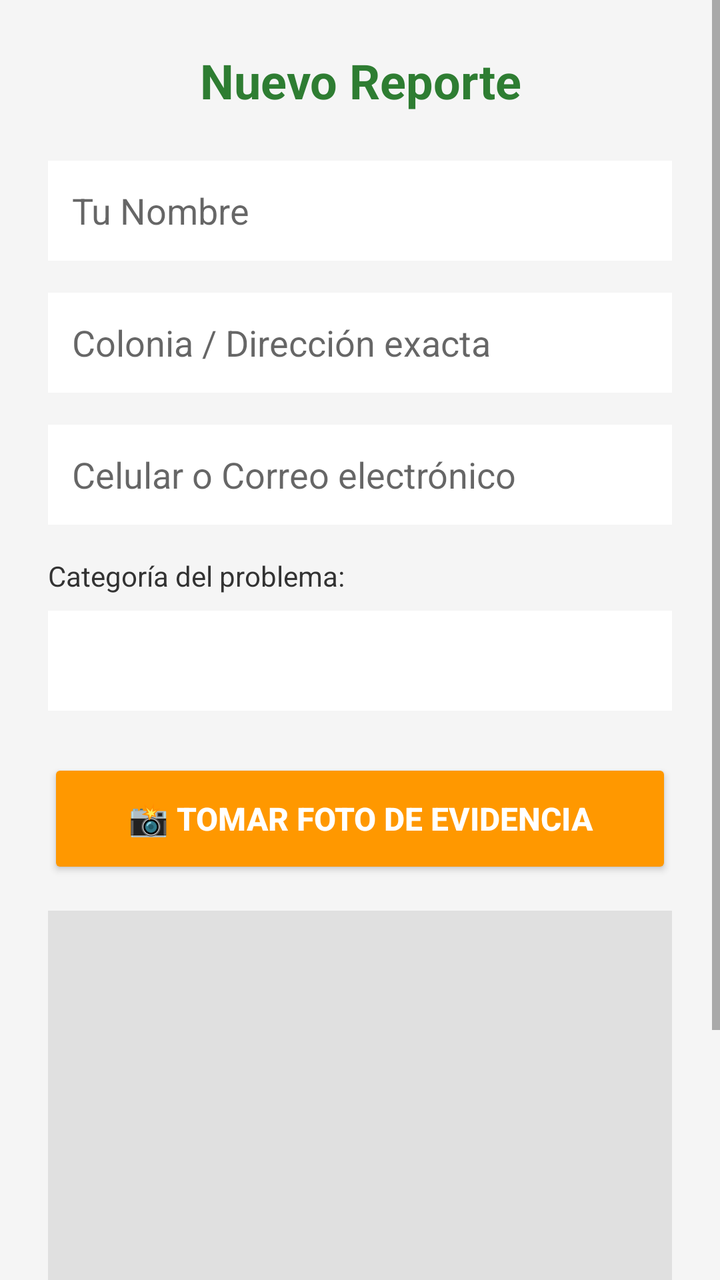
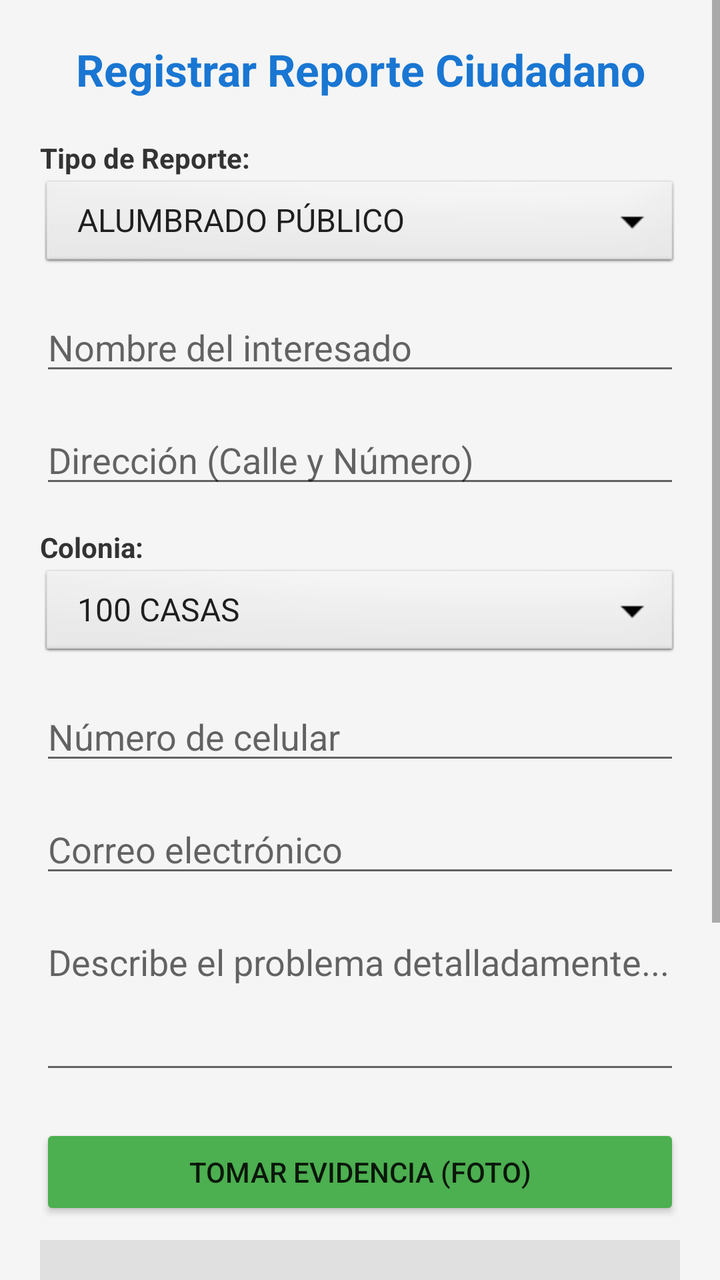

Compare the two renders of this Android layout. The source of the first and the diff that turns it into the second are given below.
<!-- AndroidManifest.xml: application theme Theme.AM_ReporteCiudadano -->
<!-- res/layout/activity_formulario.xml -->
<?xml version="1.0" encoding="utf-8"?>
<ScrollView xmlns:android="http://schemas.android.com/apk/res/android"
    android:id="@+id/main"
    android:layout_width="match_parent"
    android:layout_height="match_parent"
    android:background="#F5F5F5">

    <LinearLayout
        android:layout_width="match_parent"
        android:layout_height="wrap_content"
        android:orientation="vertical"
        android:padding="24dp">

        <TextView
            android:layout_width="match_parent"
            android:layout_height="wrap_content"
            android:text="Nuevo Reporte"
            android:textColor="#2E7D32"
            android:textSize="24sp"
            android:textStyle="bold"
            android:layout_marginBottom="24dp"
            android:gravity="center" />

        <EditText
            android:id="@+id/etNombre"
            android:layout_width="match_parent"
            android:layout_height="50dp"
            android:hint="Tu Nombre"
            android:inputType="textPersonName"
            android:background="#FFFFFF"
            android:padding="12dp"
            android:layout_marginBottom="16dp" />

        <EditText
            android:id="@+id/etDireccion"
            android:layout_width="match_parent"
            android:layout_height="50dp"
            android:hint="Colonia / Dirección exacta"
            android:inputType="textPostalAddress"
            android:background="#FFFFFF"
            android:padding="12dp"
            android:layout_marginBottom="16dp" />

        <EditText
            android:id="@+id/etContacto"
            android:layout_width="match_parent"
            android:layout_height="50dp"
            android:hint="Celular o Correo electrónico"
            android:inputType="text"
            android:background="#FFFFFF"
            android:padding="12dp"
            android:layout_marginBottom="16dp" />

        <TextView
            android:layout_width="match_parent"
            android:layout_height="wrap_content"
            android:text="Categoría del problema:"
            android:textColor="#333333"
            android:layout_marginBottom="8dp"/>

        <Spinner
            android:id="@+id/spinnerCategoria"
            android:layout_width="match_parent"
            android:layout_height="50dp"
            android:background="#FFFFFF"
            android:layout_marginBottom="24dp"/>

        <Button
            android:id="@+id/btnTomarFoto"
            android:layout_width="match_parent"
            android:layout_height="60dp"
            android:text="📸 TOMAR FOTO DE EVIDENCIA"
            android:backgroundTint="#FF9800"
            android:textColor="#FFFFFF"
            android:textSize="16sp"
            android:textStyle="bold"
            android:layout_marginBottom="16dp" />

        <ImageView
            android:id="@+id/imgEvidencia"
            android:layout_width="match_parent"
            android:layout_height="200dp"
            android:scaleType="centerCrop"
            android:background="#E0E0E0"
            android:layout_marginBottom="24dp" />

        <Button
            android:id="@+id/btnEnviarReporte"
            android:layout_width="match_parent"
            android:layout_height="60dp"
            android:text="ENVIAR REPORTE"
            android:backgroundTint="#2E7D32"
            android:textColor="#FFFFFF"
            android:textSize="18sp"
            android:textStyle="bold"
            android:layout_marginBottom="32dp" />

    </LinearLayout>
</ScrollView>
<!-- resources referenced by this layout -->
<resources>
  <!-- unchanged entries left out for length: 7 -->
</resources>

<!-- the commit's change to res/layout/activity_formulario.xml (unified diff, before → after) -->
@@ -9,91 +9,112 @@
         android:layout_width="match_parent"
         android:layout_height="wrap_content"
         android:orientation="vertical"
-        android:padding="24dp">
+        android:padding="20dp">
 
         <TextView
             android:layout_width="match_parent"
             android:layout_height="wrap_content"
-            android:text="Nuevo Reporte"
-            android:textColor="#2E7D32"
-            android:textSize="24sp"
+            android:text="Registrar Reporte Ciudadano"
+            android:textColor="#1976D2"
+            android:textSize="22sp"
             android:textStyle="bold"
-            android:layout_marginBottom="24dp"
-            android:gravity="center" />
+            android:gravity="center"
+            android:layout_marginBottom="20dp" />
+
+        <TextView
+            android:layout_width="wrap_content"
+            android:layout_height="wrap_content"
+            android:text="Tipo de Reporte:"
+            android:textStyle="bold"
+            android:textColor="#333333"/>
+        <Spinner
+            android:id="@+id/spinnerTipo"
+            android:layout_width="match_parent"
+            android:layout_height="48dp"
+            android:layout_marginBottom="15dp"
+            android:entries="@array/categorias_reporte"
+            android:background="@android:drawable/btn_dropdown"/>
 
         <EditText
             android:id="@+id/etNombre"
             android:layout_width="match_parent"
-            android:layout_height="50dp"
-            android:hint="Tu Nombre"
+            android:layout_height="wrap_content"
+            android:hint="Nombre del interesado"
             android:inputType="textPersonName"
-            android:background="#FFFFFF"
-            android:padding="12dp"
-            android:layout_marginBottom="16dp" />
+            android:layout_marginBottom="15dp"/>
 
         <EditText
             android:id="@+id/etDireccion"
             android:layout_width="match_parent"
-            android:layout_height="50dp"
-            android:hint="Colonia / Dirección exacta"
+            android:layout_height="wrap_content"
+            android:hint="Dirección (Calle y Número)"
             android:inputType="textPostalAddress"
-            android:background="#FFFFFF"
-            android:padding="12dp"
-            android:layout_marginBottom="16dp" />
+            android:layout_marginBottom="15dp"/>
+
+        <TextView
+            android:layout_width="wrap_content"
+            android:layout_height="wrap_content"
+            android:text="Colonia:"
+            android:textStyle="bold"
+            android:textColor="#333333"/>
+        <Spinner
+            android:id="@+id/spinnerColonia"
+            android:layout_width="match_parent"
+            android:layout_height="48dp"
+            android:layout_marginBottom="15dp"
+            android:entries="@array/colonias_guaymas"
+            android:background="@android:drawable/btn_dropdown"/>
 
         <EditText
-            android:id="@+id/etContacto"
-            android:layout_width="match_parent"
-            android:layout_height="50dp"
-            android:hint="Celular o Correo electrónico"
-            android:inputType="text"
-            android:background="#FFFFFF"
-            android:padding="12dp"
-            android:layout_marginBottom="16dp" />
-
-        <TextView
+            android:id="@+id/etCelular"
             android:layout_width="match_parent"
             android:layout_height="wrap_content"
-            android:text="Categoría del problema:"
-            android:textColor="#333333"
-            android:layout_marginBottom="8dp"/>
+            android:hint="Número de celular"
+            android:inputType="phone"
+            android:layout_marginBottom="15dp"/>
 
-        <Spinner
-            android:id="@+id/spinnerCategoria"
+        <EditText
+            android:id="@+id/etCorreo"
             android:layout_width="match_parent"
-            android:layout_height="50dp"
-            android:background="#FFFFFF"
-            android:layout_marginBottom="24dp"/>
+            android:layout_height="wrap_content"
+            android:hint="Correo electrónico"
+            android:inputType="textEmailAddress"
+            android:layout_marginBottom="15dp"/>
+
+        <EditText
+            android:id="@+id/etDescripcion"
+            android:layout_width="match_parent"
+            android:layout_height="wrap_content"
+            android:hint="Describe el problema detalladamente..."
+            android:inputType="textMultiLine"
+            android:lines="3"
+            android:gravity="top"
+            android:layout_marginBottom="20dp"/>
 
         <Button
-            android:id="@+id/btnTomarFoto"
+            android:id="@+id/btnCamara"
             android:layout_width="match_parent"
-            android:layout_height="60dp"
-            android:text="📸 TOMAR FOTO DE EVIDENCIA"
-            android:backgroundTint="#FF9800"
-            android:textColor="#FFFFFF"
-            android:textSize="16sp"
-            android:textStyle="bold"
-            android:layout_marginBottom="16dp" />
+            android:layout_height="wrap_content"
+            android:text="Tomar Evidencia (Foto)"
+            android:backgroundTint="#4CAF50"
+            android:layout_marginBottom="10dp"/>
 
         <ImageView
             android:id="@+id/imgEvidencia"
             android:layout_width="match_parent"
-            android:layout_height="200dp"
+            android:layout_height="180dp"
+            android:layout_marginBottom="20dp"
             android:scaleType="centerCrop"
             android:background="#E0E0E0"
-            android:layout_marginBottom="24dp" />
+            android:visibility="visible"/>
 
         <Button
-            android:id="@+id/btnEnviarReporte"
+            android:id="@+id/btnEnviar"
             android:layout_width="match_parent"
-            android:layout_height="60dp"
-            android:text="ENVIAR REPORTE"
-            android:backgroundTint="#2E7D32"
-            android:textColor="#FFFFFF"
-            android:textSize="18sp"
-            android:textStyle="bold"
-            android:layout_marginBottom="32dp" />
+            android:layout_height="wrap_content"
+            android:text="Enviar Reporte Oficial"
+            android:backgroundTint="#1976D2"
+            android:textSize="16sp"/>
 
     </LinearLayout>
 </ScrollView>
<!-- resource entries referenced after the edit -->
@@ -1,5 +1,176 @@
 <!-- resources referenced by this layout -->
 <resources>
+  <string-array name="categorias_reporte">
+          <item>ALUMBRADO PÚBLICO</item>
+          <item>ANIMALES CALLEJEROS O EN SITUACIÓN DE ABANDONO</item>
+          <item>BACHES</item>
+          <item>BASURA O ESCOMBRO</item>
+          <item>FUMIGACIÓN O PLAGAS</item>
+          <item>FUGAS O DRENAJE</item>
+          <item>OTRO ASUNTO</item>
+      </string-array>
+  <string-array name="colonias_guaymas">
+          <item>100 CASAS</item>
+          <item>13 DE JULIO</item>
+          <item>18 DE NOVIEMBRE</item>
+          <item>22 DE NOVIEMBRE</item>
+          <item>23 DE MARZO</item>
+          <item>23 DE NOVIEMBRE</item>
+          <item>29 DE NOVIEMBRE</item>
+          <item>5 DE MAYO</item>
+          <item>ACACIAS</item>
+          <item>ADOLFO DE LA HUERTA</item>
+          <item>ADOLFO LÓPEZ MATEOS</item>
+          <item>AEROCOMANDER</item>
+          <item>AEROPUERTO</item>
+          <item>ALAMO</item>
+          <item>AMADO NERVO</item>
+          <item>AMERICAS</item>
+          <item>AMPLIACION BURÓCRATA</item>
+          <item>AMPLIACIÓN INDEPENDENCIA</item>
+          <item>ANTENA</item>
+          <item>AURORA</item>
+          <item>AVENIDA 2 AL NUMERO 6</item>
+          <item>BACUM</item>
+          <item>BAMBÚ</item>
+          <item>BANCO DE PIEDRA</item>
+          <item>BICENTENARIO</item>
+          <item>BOCA ABIERTA</item>
+          <item>BRISAS</item>
+          <item>BUENAVISTA</item>
+          <item>BURÓCRATA</item>
+          <item>CALICHE</item>
+          <item>CAMPESTRE</item>
+          <item>CANTERA</item>
+          <item>CAROLINA</item>
+          <item>CARRERA 0 AL NUMERO 5</item>
+          <item>CARRERA 16 AL 30</item>
+          <item>CARRERA 6 AL 15</item>
+          <item>CENTINELA</item>
+          <item>CENTRO</item>
+          <item>CERRO GANDAREÑO</item>
+          <item>CIUDADELA</item>
+          <item>COLINAS</item>
+          <item>COLINAS DE FATIMA</item>
+          <item>COLONIA VILLA DE GUAYMAS</item>
+          <item>CONCHAS</item>
+          <item>CONSTITUCIÓN</item>
+          <item>COSTA AZUL</item>
+          <item>COTTON CLUB</item>
+          <item>CRUCERO</item>
+          <item>DEFENSORES DE GUAYMAS</item>
+          <item>DELICIAS</item>
+          <item>DIAMANTE</item>
+          <item>DIAMANTE 2</item>
+          <item>EL ITACATE</item>
+          <item>EMPALME</item>
+          <item>ESPERANZA</item>
+          <item>EXCLUSAS</item>
+          <item>FÁTIMA</item>
+          <item>FESTIVAL</item>
+          <item>FOVISSTE</item>
+          <item>FRAY BARTHOLOME DE LAS CASAS</item>
+          <item>GARCIA LOPEZ</item>
+          <item>GAVIOTAS</item>
+          <item>GOLONDRINAS</item>
+          <item>GUAYMAS NORTE</item>
+          <item>HEROES DE NACOZARI</item>
+          <item>IGNACIO ZARAGOZA</item>
+          <item>INDEPENDENCIA</item>
+          <item>INFONAVIT</item>
+          <item>JOSE MA. MORELOS Y PAVON</item>
+          <item>JOSEFA ORTIZ DE DOMINGUEZ</item>
+          <item>JOYAS DEL MAR</item>
+          <item>LA CHOLLA</item>
+          <item>LA MANGA</item>
+          <item>LAS AMERICAS</item>
+          <item>LAS COLINAS</item>
+          <item>LAS PALMAS</item>
+          <item>LAS PLAYITAS</item>
+          <item>LAS PRADERAS</item>
+          <item>LAS VILLAS</item>
+          <item>LINDA VISTA</item>
+          <item>LOMA BONITA</item>
+          <item>LOMA DORADA</item>
+          <item>LOMA LINDA</item>
+          <item>LOMAS DE COLOSIO</item>
+          <item>LOMAS DE CORTES</item>
+          <item>LOS ALAMOS</item>
+          <item>LOS CERROS</item>
+          <item>LOS PINOS</item>
+          <item>LOS PRADOS</item>
+          <item>LUIS DONALDO COLOSIO</item>
+          <item>MA. DE JESUS ALVARADO</item>
+          <item>MAR DE CORTES</item>
+          <item>MARGARITA MAZA DE JUAREZ</item>
+          <item>MESA AZUL</item>
+          <item>MIRADOR</item>
+          <item>MIRAMAR</item>
+          <item>MISIONEROS</item>
+          <item>MONTEBLLO</item>
+          <item>MONTIJO</item>
+          <item>NIZA</item>
+          <item>NUEVO HORIZONTE</item>
+          <item>OASIS</item>
+          <item>OBRERA</item>
+          <item>OCOTILLO</item>
+          <item>OCOTILLO 2</item>
+          <item>ORTIZ RUTIAGA</item>
+          <item>PALMAS</item>
+          <item>PAMPA</item>
+          <item>PEDREGAL</item>
+          <item>PEMEX</item>
+          <item>PERLA MARINA 1</item>
+          <item>PERLA MARINA 2</item>
+          <item>PESQUERA</item>
+          <item>PETROLERA</item>
+          <item>PIEDRA DE LUMBRE</item>
+          <item>PINAR</item>
+          <item>PLUTARCO ELÍAS CALLES</item>
+          <item>POLÍGONO</item>
+          <item>POPULAR</item>
+          <item>PORTALES</item>
+          <item>POTRERO</item>
+          <item>PUNTA ARENA</item>
+          <item>QUINTAS</item>
+          <item>RASTRO</item>
+          <item>REFORMA</item>
+          <item>RESIDENCIAL CORTES</item>
+          <item>RIO BAMBA</item>
+          <item>RONCADEROS</item>
+          <item>ROSITA</item>
+          <item>RUIZ CORTINEZ</item>
+          <item>SAHUARO</item>
+          <item>SAHUARO</item>
+          <item>SAN CARLOS</item>
+          <item>SAN GERONIMO</item>
+          <item>SAN JOSE DE GUAYMAS</item>
+          <item>SAN VICENTE</item>
+          <item>SANTA CLARA</item>
+          <item>SECTOR GUAYMAS</item>
+          <item>SIERRA BONITA</item>
+          <item>TINAJAS</item>
+          <item>TORIN</item>
+          <item>TÓRRES</item>
+          <item>TRIUNFO DE SANTA ROSA</item>
+          <item>TULAR</item>
+          <item>VALIENTE</item>
+          <item>VALLE BONITO</item>
+          <item>VALLE DEL MAR</item>
+          <item>VARAL</item>
+          <item>VERGELES</item>
+          <item>VICAM</item>
+          <item>VILLA SOFIA</item>
+          <item>VILLA ZARINA</item>
+          <item>VILLAHERMOSA</item>
+          <item>VILLAS</item>
+          <item>VILLAS DE MIRAMAR</item>
+          <item>VILLAS DE SAN CARLOS</item>
+          <item>VILLAS DEL PARQUE</item>
+          <item>VILLAS DEL PUERTO I</item>
+          <item>VILLAS DEL TULAR</item>
+          <item>YUCATAN</item>
+      </string-array>
   <!-- unchanged entries left out for length: 7 -->
 </resources>
 
